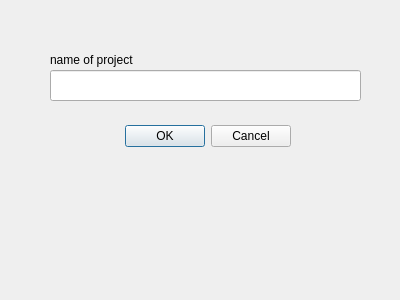
Old version of the form dialog_add_project.ui in the repository annishelion/ap-projet.
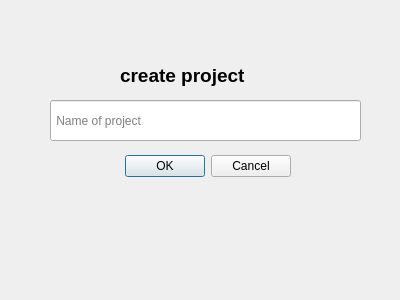
New version of the form.

```diff
--- a/dialog_add_project.ui
+++ b/dialog_add_project.ui
@@ -17,7 +17,7 @@
    <property name="geometry">
     <rect>
      <x>-50</x>
-     <y>120</y>
+     <y>150</y>
      <width>341</width>
      <height>32</height>
     </rect>
@@ -32,25 +32,34 @@
   <widget class="QLabel" name="label">
    <property name="geometry">
     <rect>
-     <x>50</x>
+     <x>120</x>
      <y>50</y>
-     <width>141</width>
-     <height>20</height>
+     <width>271</width>
+     <height>51</height>
     </rect>
    </property>
+   <property name="font">
+    <font>
+     <pointsize>14</pointsize>
+     <bold>true</bold>
+    </font>
+   </property>
    <property name="text">
-    <string>name of project</string>
+    <string>create project</string>
    </property>
   </widget>
   <widget class="QLineEdit" name="input_name_of_project">
    <property name="geometry">
     <rect>
      <x>50</x>
-     <y>70</y>
+     <y>100</y>
      <width>311</width>
-     <height>31</height>
+     <height>41</height>
     </rect>
    </property>
+   <property name="placeholderText">
+    <string> Name of project</string>
+   </property>
   </widget>
  </widget>
  <resources/>
```
